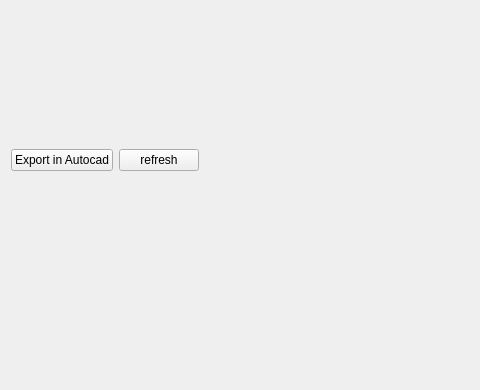
Qt form qkan/laengsschnitt/res/laengsschnitt.ui (hoettges/QKan) before a commit; both pictures show x 0 to 480 and y 304 to 694 of the 1206 by 694 pixel window.
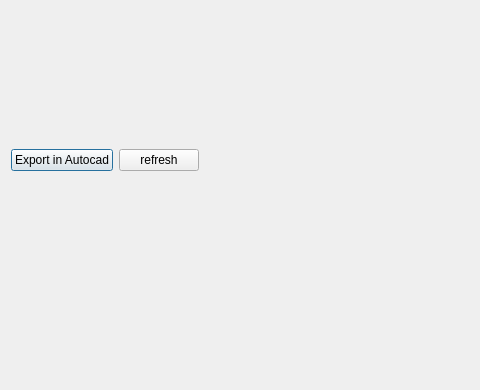
The same form after that commit.

Patch:
```diff
--- a/qkan/laengsschnitt/res/laengsschnitt.ui
+++ b/qkan/laengsschnitt/res/laengsschnitt.ui
@@ -1,10 +1,13 @@
 <?xml version="1.0" encoding="UTF-8"?>
 <ui version="4.0">
  <class>Form</class>
- <widget class="QWidget" name="Form">
+ <widget class="QDialog" name="Form">
   <property name="windowModality">
    <enum>Qt::NonModal</enum>
   </property>
+  <property name="enabled">
+   <bool>true</bool>
+  </property>
   <property name="geometry">
    <rect>
     <x>0</x>
```
Left out of the diff: 3 changed lines with no effect on the pictures.
